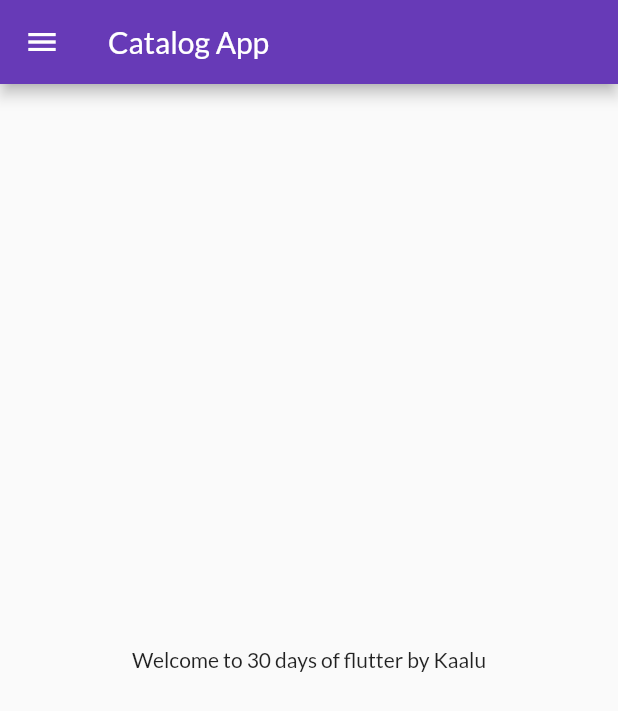
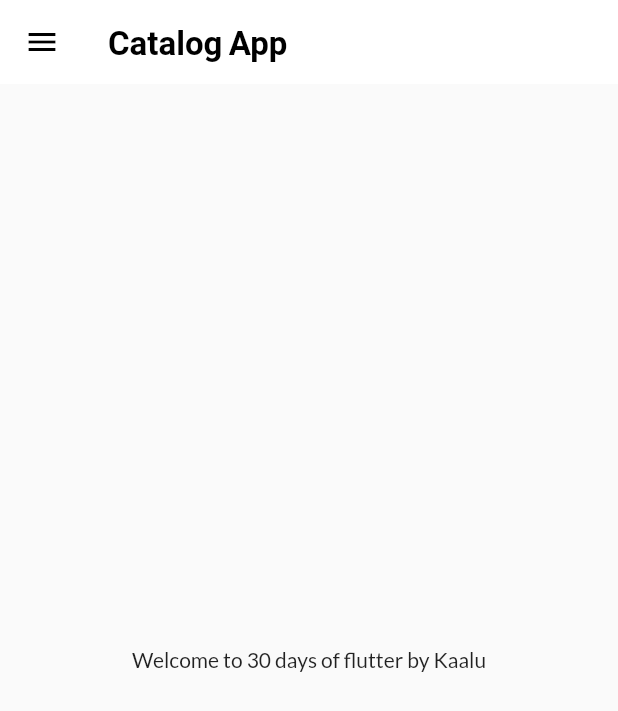
Before and after one commit to KaalaAadmi/Flutter-Learning, a Flutter app: the screen it shows after launch, on a phone screen of 412 x 824 dp. Shown: the top 711 px of the screen. Run offline on Flutter 3.47's test engine with Material 2 defaults, Android fonts, the phone set to English and light mode, and no system bars; our stand-ins replace google_fonts.

Commit message:
Day 9 completed

```diff
--- a/lib/main.dart
+++ b/lib/main.dart
@@ -2,6 +2,7 @@
 import 'package:flutter_catalog/pages/home_page.dart';
 import 'package:flutter_catalog/pages/login_page.dart';
 import 'package:flutter_catalog/utils/routes.dart';
+import 'package:flutter_catalog/widgets/themes.dart';
 import 'package:google_fonts/google_fonts.dart';
 
 void main() {
@@ -24,14 +25,8 @@
     return MaterialApp(
       // home: HomePage(),
       themeMode: ThemeMode.light,
-      theme: ThemeData(
-          fontFamily: GoogleFonts.lato().fontFamily,
-          primaryTextTheme: GoogleFonts.latoTextTheme(),
-          primarySwatch: Colors.deepPurple),
-      darkTheme: ThemeData(
-          fontFamily: GoogleFonts.lato().fontFamily,
-          primaryTextTheme: GoogleFonts.latoTextTheme(),
-          brightness: Brightness.dark),
+      theme: MyTheme.lightTheme(context),
+      darkTheme: MyTheme.darkTheme(context),
       initialRoute: "/home",
       debugShowCheckedModeBanner: false,
       routes: {
--- a/lib/pages/home_page.dart
+++ b/lib/pages/home_page.dart
@@ -8,7 +8,10 @@
   @override
   Widget build(BuildContext context) {
     return Scaffold(
-      appBar: AppBar(title: Text("Catalog App")),
+      appBar: AppBar(
+          title: Text(
+        "Catalog App",
+      )),
       body: Center(
         child:
             Container(child: Text("Welcome to $days days of flutter by $name")),
--- /dev/null
+++ b/lib/widgets/themes.dart
@@ -0,0 +1,23 @@
+import 'package:flutter/material.dart';
+import 'package:google_fonts/google_fonts.dart';
+
+class MyTheme {
+  static ThemeData lightTheme(BuildContext context) => ThemeData(
+        fontFamily: GoogleFonts.lato().fontFamily,
+        primaryTextTheme: GoogleFonts.latoTextTheme(),
+        primarySwatch: Colors.deepPurple,
+        appBarTheme: AppBarTheme(
+          color: Colors.white,
+          elevation: 0.0,
+          iconTheme: IconThemeData(color: Colors.black),
+          titleTextStyle: TextStyle(
+              color: Colors.black, fontWeight: FontWeight.bold, fontSize: 22),
+          textTheme: Theme.of(context).textTheme,
+        ),
+      );
+
+  static ThemeData darkTheme(BuildContext context) => ThemeData(
+      fontFamily: GoogleFonts.lato().fontFamily,
+      primaryTextTheme: GoogleFonts.latoTextTheme(),
+      brightness: Brightness.dark);
+}
```
Also changed, not shown: lib/models/catalog.dart (added, +20 -0 lines).
